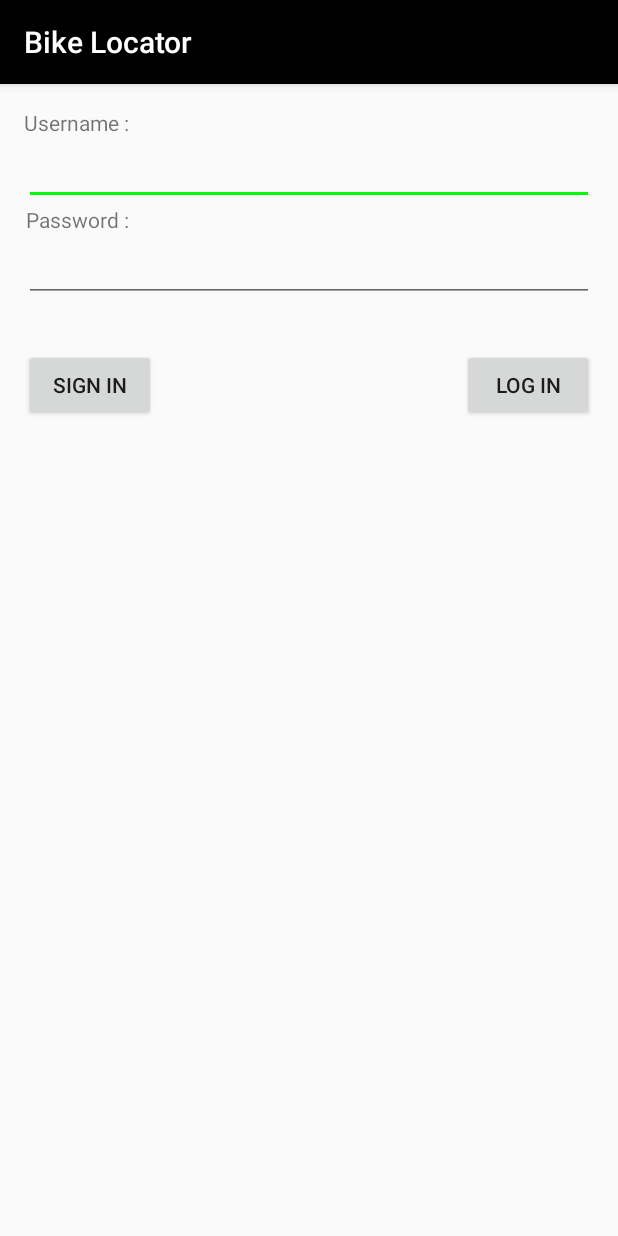
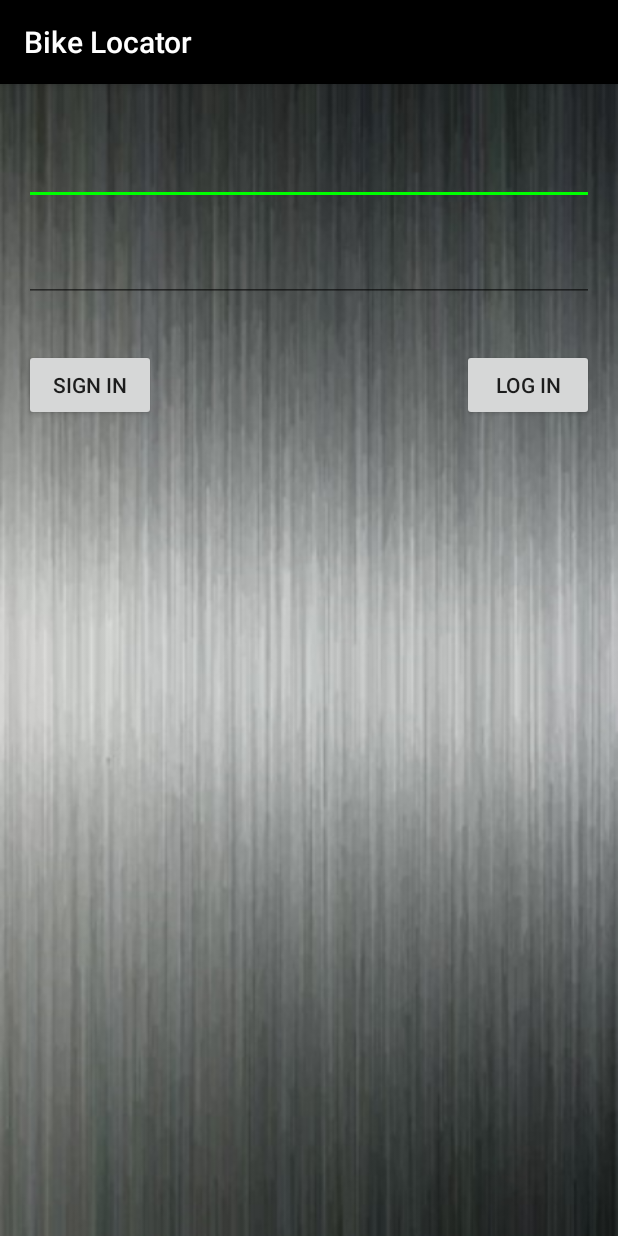
Before and after one commit to Davidefedato/GPSLocator, an Android app: the screen it shows after launch (Login), on a phone screen of 412 x 824 dp. Run offline under Robolectric (Android 15) with nearby library versions, the phone set to English and light mode, and no system bars.

Commit message:
prova sfondo

```diff
--- a/app/src/main/res/layout/activity_login.xml
+++ b/app/src/main/res/layout/activity_login.xml
@@ -6,7 +6,10 @@
     android:paddingBottom="@dimen/activity_vertical_margin"
     android:paddingLeft="@dimen/activity_horizontal_margin"
     android:paddingRight="@dimen/activity_horizontal_margin"
-    android:paddingTop="@dimen/activity_vertical_margin">
+    android:paddingTop="@dimen/activity_vertical_margin"
+    android:focusable="false"
+    android:background="@drawable/sfondo"
+    android:focusableInTouchMode="false">
 
     <EditText
         android:layout_width="wrap_content"
@@ -16,7 +19,8 @@
         android:layout_alignParentLeft="true"
         android:layout_alignParentStart="true"
         android:layout_alignRight="@+id/password"
-        android:layout_alignEnd="@+id/password" />
+        android:layout_alignEnd="@+id/password"
+        android:textColor="#ffffff" />
 
     <TextView
         android:layout_width="wrap_content"
@@ -25,7 +29,8 @@
         android:id="@+id/textView"
         android:layout_alignParentTop="true"
         android:layout_alignParentLeft="true"
-        android:layout_alignParentStart="true" />
+        android:layout_alignParentStart="true"
+        android:textColor="@color/abc_background_cache_hint_selector_material_light" />
 
     <TextView
         android:layout_width="wrap_content"
@@ -34,7 +39,8 @@
         android:id="@+id/textView2"
         android:layout_below="@+id/username"
         android:layout_alignRight="@+id/textView"
-        android:layout_alignEnd="@+id/textView" />
+        android:layout_alignEnd="@+id/textView"
+        android:textColor="@color/abc_background_cache_hint_selector_material_light" />
 
     <EditText
         android:layout_width="wrap_content"
@@ -45,7 +51,8 @@
         android:layout_alignParentStart="true"
         android:layout_alignRight="@+id/accedi"
         android:layout_alignEnd="@+id/accedi"
-        android:password="true" />
+        android:password="true"
+        android:textColor="#ffffff" />
 
     <Button
         android:layout_width="wrap_content"
@@ -55,7 +62,9 @@
         android:layout_below="@+id/password"
         android:layout_alignParentLeft="true"
         android:layout_alignParentStart="true"
-        android:layout_marginTop="31dp" />
+        android:layout_marginTop="31dp"
+
+        />
 
     <Button
         android:layout_width="wrap_content"
--- a/app/src/main/res/layout/location_finder.xml
+++ b/app/src/main/res/layout/location_finder.xml
@@ -1,7 +1,8 @@
 <?xml version="1.0" encoding="utf-8"?>
 <RelativeLayout xmlns:android="http://schemas.android.com/apk/res/android"
     android:layout_width="match_parent"
-    android:layout_height="match_parent">
+    android:layout_height="match_parent"
+    android:background="@drawable/sfondo">
 
     <com.example.fedatodavide.myapplication.LogicGPSLocator.CanvasView
         android:id="@+id/signature_canvas"
--- a/app/src/main/res/values/strings.xml
+++ b/app/src/main/res/values/strings.xml
@@ -1,3 +1,3 @@
 <resources>
-    <string name="app_name">My Application</string>
+    <string name="app_name">Bike Locator</string>
 </resources>
```
Also changed, not shown: app/src/main/res/layout/activity_raccolta_dati.xml (+7 -4 lines), app/src/main/res/layout/activity_reso_conto_dati.xml (+14 -10 lines), app/src/main/res/drawable/sfondo.jpg (added).
